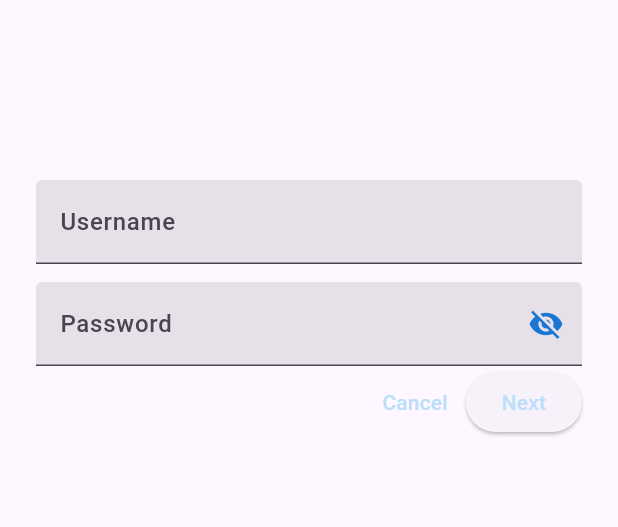
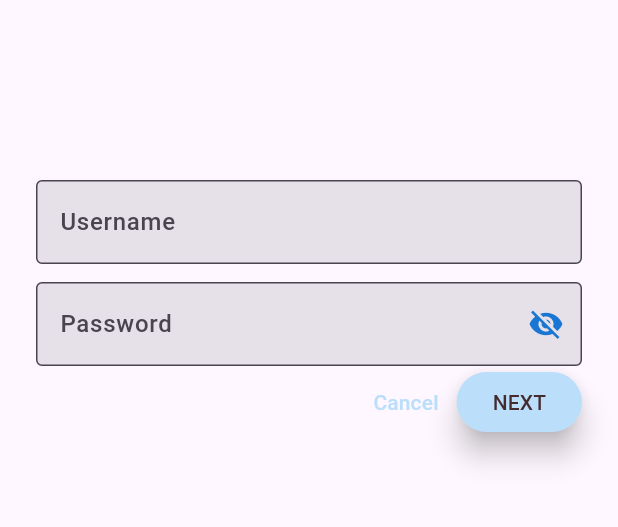
Before and after one commit to athalie-aurora/MaterialComponent_Flutter, a Flutter app: the screen it shows after launch, on a phone screen of 412 x 824 dp, the part 225-752 px from its top. Run offline on Flutter 3.47's test engine with Material 3 defaults, Android fonts, the phone set to English and light mode, and no system bars; Roboto replaces fonts that are missing (Rubik).

Commit message:
Adjust elevation

```diff
--- a/mdc_100_series/lib/app.dart
+++ b/mdc_100_series/lib/app.dart
@@ -1,17 +1,3 @@
-// Copyright 2018-present the Flutter authors. All Rights Reserved.
-//
-// Licensed under the Apache License, Version 2.0 (the "License");
-// you may not use this file except in compliance with the License.
-// You may obtain a copy of the License at
-//
-// http://www.apache.org/licenses/LICENSE-2.0
-//
-// Unless required by applicable law or agreed to in writing, software
-// distributed under the License is distributed on an "AS IS" BASIS,
-// WITHOUT WARRANTIES OR CONDITIONS OF ANY KIND, either express or implied.
-// See the License for the specific language governing permissions and
-// limitations under the License.
-
 import 'package:flutter/material.dart';
 import 'colors.dart';
 import 'home.dart';
@@ -55,6 +41,19 @@ ThemeData _buildShrineTheme() {
     textSelectionTheme: const TextSelectionThemeData(
       selectionColor: kShrinePink100,
     ),
+    // TODO: Decorate the inputs (103)
+    inputDecorationTheme: const InputDecorationTheme(
+      border: OutlineInputBorder(),
+      focusedBorder: OutlineInputBorder(
+        borderSide: BorderSide(
+          width: 2.0,
+          color: kShrineBrown900,
+        ),
+      ),
+      floatingLabelStyle: TextStyle(
+        color: kShrineBrown900,
+      ),
+    ),
   );
 }
 
--- a/mdc_100_series/lib/home.dart
+++ b/mdc_100_series/lib/home.dart
@@ -28,6 +28,7 @@ class _HomePageState extends State<HomePage> {
     return products.map((product) {
       return Card(
         clipBehavior: Clip.antiAlias,
+        elevation: 0.0, // Adjust elevation here
         child: Column(
           crossAxisAlignment: CrossAxisAlignment.start,
           children: <Widget>[
--- a/mdc_100_series/lib/login.dart
+++ b/mdc_100_series/lib/login.dart
@@ -1,4 +1,5 @@
 import 'package:flutter/material.dart';
+import 'package:shrine/colors.dart';
 
 class LoginPage extends StatefulWidget {
   const LoginPage({Key? key}) : super(key: key);
@@ -77,10 +78,15 @@ class _LoginPageState extends State<LoginPage> {
                 ),
                 // Next button
                 ElevatedButton(
+                  child: const Text('NEXT'),
                   onPressed: () {
                     Navigator.pop(context);
                   },
-                  child: const Text('Next'),
+                  style: ElevatedButton.styleFrom(
+                    foregroundColor: kShrineBrown900,
+                    backgroundColor: kShrineBlue100,
+                    elevation: 8.0, // Adjust elevation here
+                  ),
                 ),
               ],
             ),
```
Also changed, not shown: Screenshoot/Adjust_elevation.png (added).
